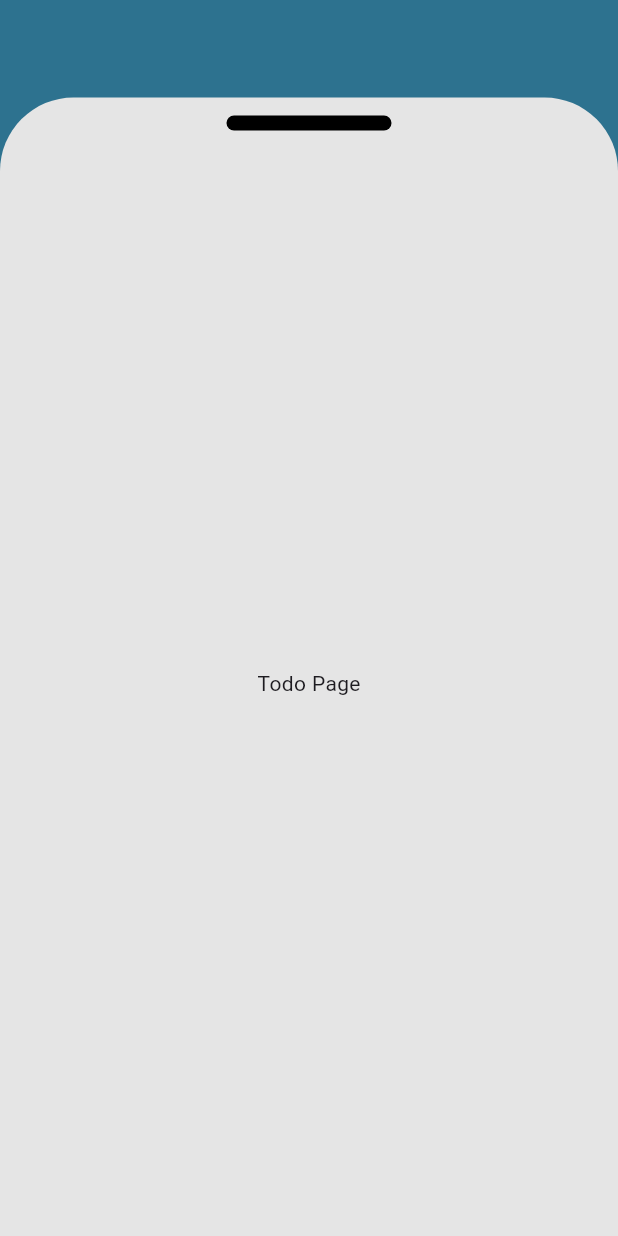
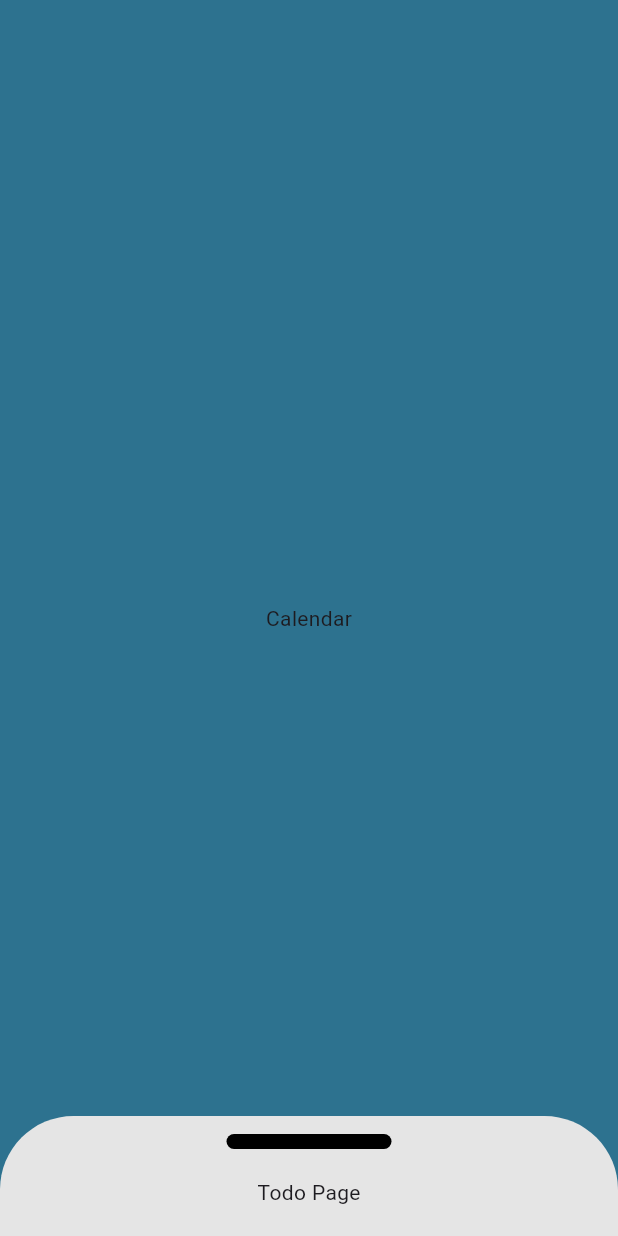
Before and after one commit to karehaa/DoIT, a Flutter app: the screen it shows after launch, on a phone screen of 412 x 824 dp. Run offline on Flutter 3.47's test engine with Material 3 defaults, Android fonts, the phone set to English and light mode, and no system bars.

Commit message:
Scroll Feature!

```diff
--- a/lib/home_page.dart
+++ b/lib/home_page.dart
@@ -11,14 +11,61 @@ class HomePage extends StatefulWidget {
 }
 
 class _HomePage extends State<HomePage> {
+  final double minToDoPageHeight = 80.0;
+  bool isDragUp = true;
+  double toDoPageScrollHeight = 0.0;
   @override
   Widget build(context) {
-    return const Scaffold(
+    final Size screenSize = MediaQuery.of(context).size;
+    final double maxToDoPageHeight = screenSize.height * 0.92;
+    return Scaffold(
       body: Center(
         child: Stack(
           children: [
-            Calendar(),
-            TodoPage(),
+            const Calendar(),
+            Positioned(
+              bottom: 0.0,
+              child: AnimatedContainer(
+                constraints: BoxConstraints(
+                    maxHeight: maxToDoPageHeight, minHeight: minToDoPageHeight),
+                curve: Curves.easeOut,
+                height: toDoPageScrollHeight,
+                duration: const Duration(microseconds: 300),
+                child: GestureDetector(
+                  onVerticalDragUpdate: (DragUpdateDetails data) {
+                    double draggedAmount =
+                        screenSize.height - data.globalPosition.dy;
+                    if (isDragUp) {
+                      if (draggedAmount < 100) {
+                        toDoPageScrollHeight = draggedAmount;
+                      } else {
+                        toDoPageScrollHeight = maxToDoPageHeight;
+                      }
+                    } else {
+                      double draggedDown = maxToDoPageHeight - draggedAmount;
+                      if (draggedDown < 100) {
+                        toDoPageScrollHeight = draggedDown;
+                      } else {
+                        toDoPageScrollHeight = 0.0;
+                      }
+                    }
+                    setState(() {});
+                  },
+                  onVerticalDragEnd: (DragEndDetails data) {
+                    if (toDoPageScrollHeight == maxToDoPageHeight) {
+                      isDragUp = false;
+                    } else if (toDoPageScrollHeight == 0.0) {
+                      isDragUp = true;
+                    }
+                    setState(() {});
+                  },
+                  child: TodoPage(
+                    screenSize: screenSize,
+                    pageHeight: toDoPageScrollHeight,
+                  ),
+                ),
+              ),
+            ),
           ],
         ),
       ),
--- a/lib/todo_page.dart
+++ b/lib/todo_page.dart
@@ -1,7 +1,9 @@
 import 'package:flutter/material.dart';
 
 class TodoPage extends StatefulWidget {
-  const TodoPage({super.key});
+  TodoPage({super.key, required this.screenSize, required this.pageHeight});
+  Size screenSize;
+  double pageHeight;
   @override
   State<TodoPage> createState() {
     return _TodoPage();
@@ -12,9 +14,8 @@ class _TodoPage extends State<TodoPage> {
   @override
   Widget build(context) {
     return Container(
-      width: double.infinity,
-      height: double.infinity,
-      margin: const EdgeInsets.only(top: 65),
+      width: widget.screenSize.width,
+      height: widget.pageHeight,
       decoration: const BoxDecoration(
           color: Color.fromRGBO(229, 229, 229, 1),
           borderRadius: BorderRadius.only(
```
